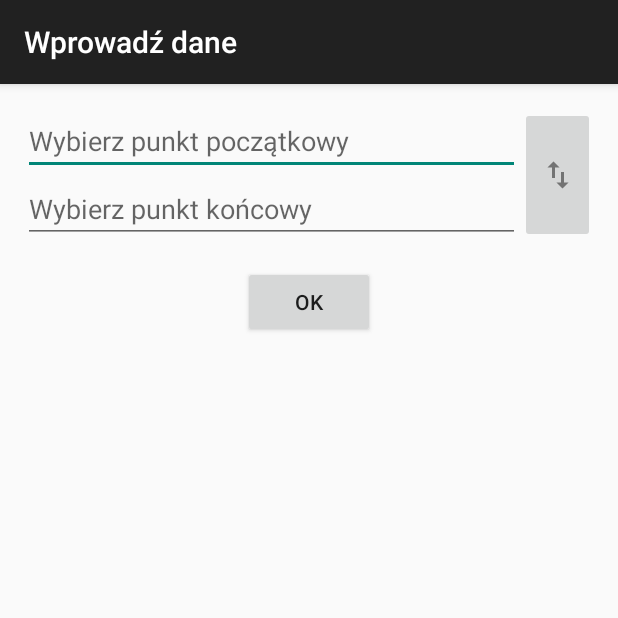
After one commit to glmarcin7/ParkujPL-Mobile, an Android app: the GetPointsActivity screen opened directly, with no data from a screen before it, on a phone screen of 412 x 824 dp, the top half of it. The commit adds this screen. Run offline under Robolectric (Android 15) with nearby library versions, the phone set to English and light mode, and no system bars; our stand-ins replace ButterKnife.

Commit message:
Added ButterKnife library; Added GetPoints and ParkingList Activities with Fragments

```diff
--- a/app/src/main/java/pl/parkujznami/parkujpl_mobile/activities/BaseActivity.java
+++ b/app/src/main/java/pl/parkujznami/parkujpl_mobile/activities/BaseActivity.java
@@ -4,7 +4,6 @@ import android.os.Bundle;
 import android.support.v7.app.ActionBarActivity;
 
 import pl.parkujznami.parkujpl_mobile.R;
-import pl.parkujznami.parkujpl_mobile.fragments.StartFragment;
 
 /**
  * Created by Marcin on 2015-03-22.
--- /dev/null
+++ b/app/src/main/java/pl/parkujznami/parkujpl_mobile/activities/GetPointsActivity.java
@@ -0,0 +1,22 @@
+package pl.parkujznami.parkujpl_mobile.activities;
+
+import android.os.Bundle;
+
+import pl.parkujznami.parkujpl_mobile.R;
+import pl.parkujznami.parkujpl_mobile.fragments.GetPointsFragment;
+
+/**
+ * Created by Marcin on 2015-03-22.
+ */
+public class GetPointsActivity extends BaseActivity {
+
+    @Override
+    protected void onCreate(Bundle savedInstanceState) {
+        super.onCreate(savedInstanceState);
+        if (savedInstanceState == null) {
+            getFragmentManager().beginTransaction()
+                    .add(R.id.container, new GetPointsFragment())
+                    .commit();
+        }
+    }
+}
--- /dev/null
+++ b/app/src/main/java/pl/parkujznami/parkujpl_mobile/fragments/GetPointsFragment.java
@@ -0,0 +1,103 @@
+package pl.parkujznami.parkujpl_mobile.fragments;
+
+import android.app.Fragment;
+import android.content.Context;
+import android.content.Intent;
+import android.os.Bundle;
+import android.text.Editable;
+import android.view.LayoutInflater;
+import android.view.View;
+import android.view.ViewGroup;
+import android.widget.Button;
+import android.widget.EditText;
+import android.widget.ImageButton;
+import android.widget.Toast;
+
+import java.util.ArrayList;
+
+import butterknife.ButterKnife;
+import butterknife.InjectView;
+import pl.parkujznami.parkujpl_mobile.R;
+import pl.parkujznami.parkujpl_mobile.activities.ParkingListActivity;
+
+/**
+ * Created by Marcin on 2015-03-22.
+ */
+public class GetPointsFragment extends Fragment implements Button.OnClickListener {
+
+    public static String POINTS_LIST = "START_AND_END_POINTS";
+
+    @InjectView(R.id.et_start_point)
+    EditText startPointEditText;
+
+    @InjectView(R.id.et_end_point)
+    EditText endPointEditText;
+
+    @Override
+    public View onCreateView(LayoutInflater inflater, ViewGroup container,
+                             Bundle savedInstanceState) {
+        // Inflate the layout for this fragment
+        View view = inflater.inflate(R.layout.fragment_get_points, container, false);
+        initialize(view);
+        return view;
+    }
+
+    private void initialize(View view) {
+        ButterKnife.inject(this, view);
+
+        Button okButton = (Button) view.findViewById(R.id.btn_ok);
+        okButton.setOnClickListener(this);
+
+        ImageButton swapButton = (ImageButton) view.findViewById(R.id.ib_swap_start_and_end_points);
+        swapButton.setOnClickListener(this);
+    }
+
+    @Override
+    public void onClick(View v) {
+        switch (v.getId()) {
+            case R.id.btn_ok:
+                startParkingListActivity();
+                break;
+            case R.id.ib_swap_start_and_end_points:
+                swapStartAndEndPoints();
+                break;
+        }
+    }
+
+    private void startParkingListActivity() {
+        if (!areEditTextsNullOrEmpty()) {
+            ArrayList<String> arrayList = new ArrayList<>(2);
+            arrayList.add(startPointEditText.getText().toString());
+            arrayList.add(endPointEditText.getText().toString());
+
+            Bundle bundle = new Bundle();
+            bundle.putStringArrayList(POINTS_LIST, arrayList);
+
+            Intent intent = new Intent(getActivity(), ParkingListActivity.class);
+            intent.putExtras(bundle);
+            startActivity(intent);
+        } else {
+            Context context = getActivity();
+            Toast.makeText(context, context.getString(R.string.some_edit_texts_are_empty), Toast.LENGTH_LONG).show();
+        }
+    }
+
+    private boolean areEditTextsNullOrEmpty() {
+        Editable startPoint = startPointEditText.getText();
+        Editable endPoint = endPointEditText.getText();
+        if (startPoint == null
+                || startPoint.toString().isEmpty()
+                || endPoint == null
+                || endPoint.toString().isEmpty()
+                ) {
+            return true;
+        }
+        return false;
+    }
+
+    private void swapStartAndEndPoints() {
+        Editable tmp = startPointEditText.getText();
+        startPointEditText.setText(endPointEditText.getText());
+        endPointEditText.setText(tmp);
+    }
+}
--- /dev/null
+++ b/app/src/main/res/layout/fragment_get_points.xml
@@ -0,0 +1,54 @@
+<?xml version="1.0" encoding="utf-8"?>
+<RelativeLayout xmlns:android="http://schemas.android.com/apk/res/android"
+    android:layout_width="match_parent"
+    android:layout_height="match_parent">
+
+
+    <LinearLayout
+        android:id="@+id/linearLayout"
+        android:layout_width="match_parent"
+        android:layout_height="wrap_content"
+        android:orientation="horizontal"
+        android:layout_marginTop="15dp"
+        android:layout_marginBottom="15dp"
+        android:layout_marginLeft="15dp"
+        android:layout_marginRight="15dp">
+
+        <LinearLayout
+            android:layout_width="0dp"
+            android:layout_height="match_parent"
+            android:layout_weight="1"
+            android:orientation="vertical">
+
+            <EditText
+                android:id="@+id/et_start_point"
+                android:layout_width="match_parent"
+                android:layout_height="wrap_content"
+                android:hint="@string/et_start_point" />
+
+            <EditText
+                android:id="@+id/et_end_point"
+                android:layout_width="match_parent"
+                android:layout_height="wrap_content"
+                android:hint="@string/et_end_point" />
+        </LinearLayout>
+
+        <ImageButton
+            android:id="@+id/ib_swap_start_and_end_points"
+            android:layout_width="0dp"
+            android:layout_height="match_parent"
+            android:layout_weight="0.15"
+            android:src="@drawable/ic_action_swap_vert" />
+
+    </LinearLayout>
+
+    <Button
+        android:id="@+id/btn_ok"
+        android:layout_width="wrap_content"
+        android:layout_height="wrap_content"
+        android:layout_below="@+id/linearLayout"
+        android:layout_centerHorizontal="true"
+        android:text="@string/btn_ok" />
+
+
+</RelativeLayout>
--- a/app/src/main/res/values/strings.xml
+++ b/app/src/main/res/values/strings.xml
@@ -1,9 +1,20 @@
 <resources>
     <string name="app_name">ParkujPL-Mobile</string>
+
+    <!-- Activities - Labels -->
+    <string name="start_activity_label">ParkujPL-Mobile</string>
+    <string name="get_points_activity_label">Wprowadź dane</string>
+    <string name="parking_list_activity_label">Lista parkingów</string>
 
     <!-- StartFragment -->
     <string name="btn_lead_to_nearest_parking">Nawiguj do najbliższego parkingu</string>
     <string name="btn_lead_to_a_point">Nawiguj do określonego punktu</string>
     <string name="btn_show_map">Pokaż mapę z zaznaczonymi parkingami</string>
 
+    <!-- GetPointsFragment -->
+    <string name="et_start_point">Wybierz punkt początkowy</string>
+    <string name="et_end_point">Wybierz punkt końcowy</string>
+    <string name="btn_ok">Ok</string>
+    <string name="some_edit_texts_are_empty">Pola nie mogą być puste</string>
+
 </resources>
```
Also changed, not shown: app/build.gradle (+4 -3 lines), app/src/main/AndroidManifest.xml (+12 -1 lines), app/src/main/java/pl/parkujznami/parkujpl_mobile/activities/ParkingListActivity.java (added, +21 -0 lines), app/src/main/java/pl/parkujznami/parkujpl_mobile/fragments/ParkingListFragment.java (added, +31 -0 lines), app/src/main/java/pl/parkujznami/parkujpl_mobile/fragments/StartFragment.java (+21 -3 lines), app/src/main/res/layout/fragment_parking_list.xml (added, +7 -0 lines), app/src/main/res/drawable-hdpi/ic_action_swap_vert.png (added), app/src/main/res/drawable-mdpi/ic_action_swap_vert.png (added), app/src/main/res/drawable-xhdpi/ic_action_swap_vert.png (added), app/src/main/res/drawable-xxhdpi/ic_action_swap_vert.png (added), 1 other file.
